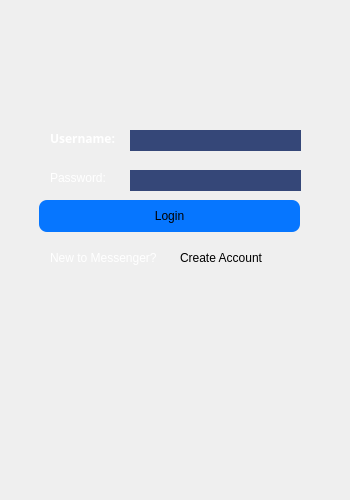
The window that mainwindow.ui (Reynardd/MoonMessenger_TheDebuggingDudes_1) describes before a commit, drawn with Qt 5.
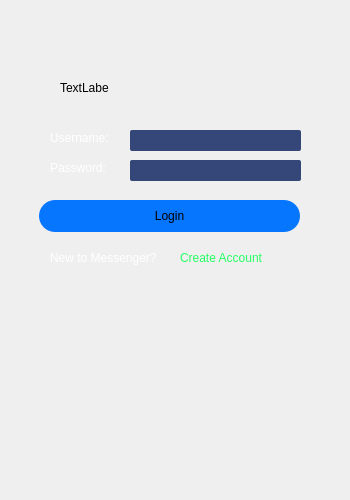
The same window after the commit.

Diff of the .ui file:
```diff
--- a/mainwindow.ui
+++ b/mainwindow.ui
@@ -40,8 +40,8 @@
     </property>
     <property name="font">
      <font>
-      <family>B Esfehan</family>
-      <bold>true</bold>
+      <family>Segoe UI</family>
+      <bold>false</bold>
      </font>
     </property>
     <property name="styleSheet">
@@ -55,7 +55,7 @@
     <property name="geometry">
      <rect>
       <x>50</x>
-      <y>170</y>
+      <y>160</y>
       <width>71</width>
       <height>16</height>
      </rect>
@@ -79,21 +79,22 @@
     <property name="styleSheet">
      <string notr="true">background-color: rgb(53, 71, 120);
 border-color: rgb(53, 71, 120);
-border: none</string>
+border: none;
+border-radius: 2px;</string>
     </property>
    </widget>
    <widget class="QLineEdit" name="password">
     <property name="geometry">
      <rect>
       <x>130</x>
-      <y>170</y>
+      <y>160</y>
       <width>171</width>
       <height>21</height>
      </rect>
     </property>
     <property name="styleSheet">
      <string notr="true">background-color: rgb(53, 71, 120);
-
+border-radius: 2px;
 border: none</string>
     </property>
    </widget>
@@ -122,6 +123,9 @@
       <height>16</height>
      </rect>
     </property>
+    <property name="styleSheet">
+     <string notr="true">color: rgb(39, 255, 100);</string>
+    </property>
     <property name="text">
      <string>&lt;a href&gt;Create Account&lt;/a&gt;</string>
     </property>
@@ -141,7 +145,7 @@
     <property name="styleSheet">
      <string notr="true">
 QPushButton {
-    border-radius: 8px;
+    border-radius: 16px;
 	border-color: rgb(6, 118, 255);
 	background-color: rgb(6, 118, 255);
 }
@@ -162,6 +166,19 @@
      <string>Login</string>
     </property>
    </widget>
+   <widget class="QLabel" name="label_4">
+    <property name="geometry">
+     <rect>
+      <x>60</x>
+      <y>80</y>
+      <width>49</width>
+      <height>16</height>
+     </rect>
+    </property>
+    <property name="text">
+     <string>TextLabel</string>
+    </property>
+   </widget>
   </widget>
  </widget>
  <resources/>
```
